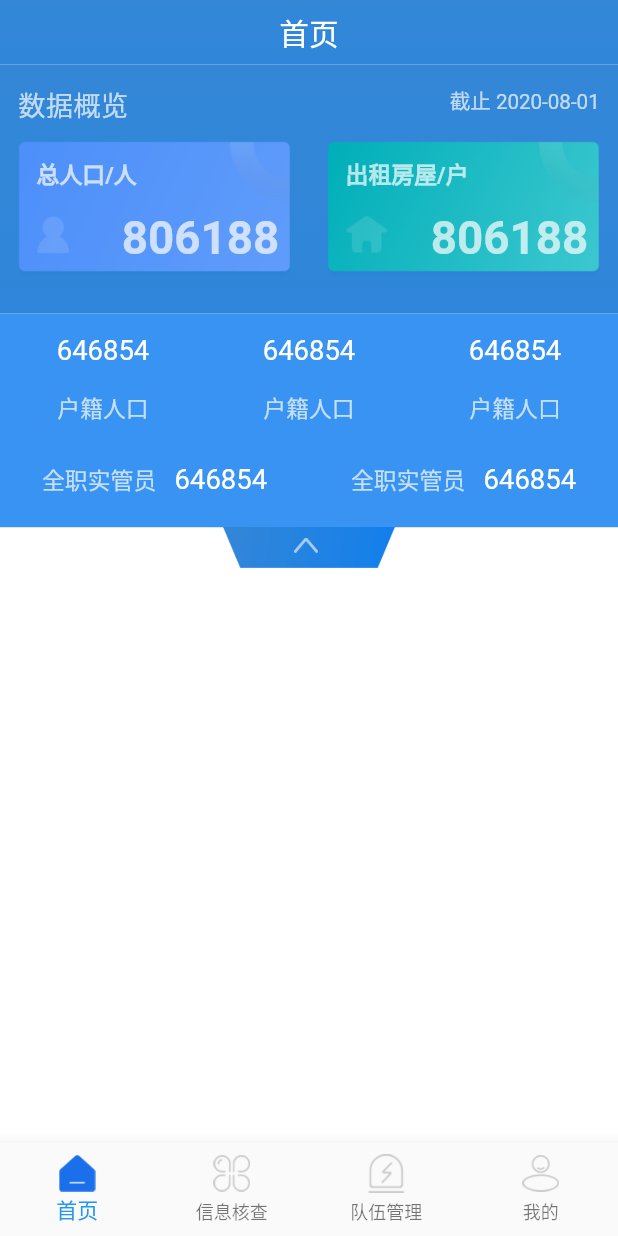
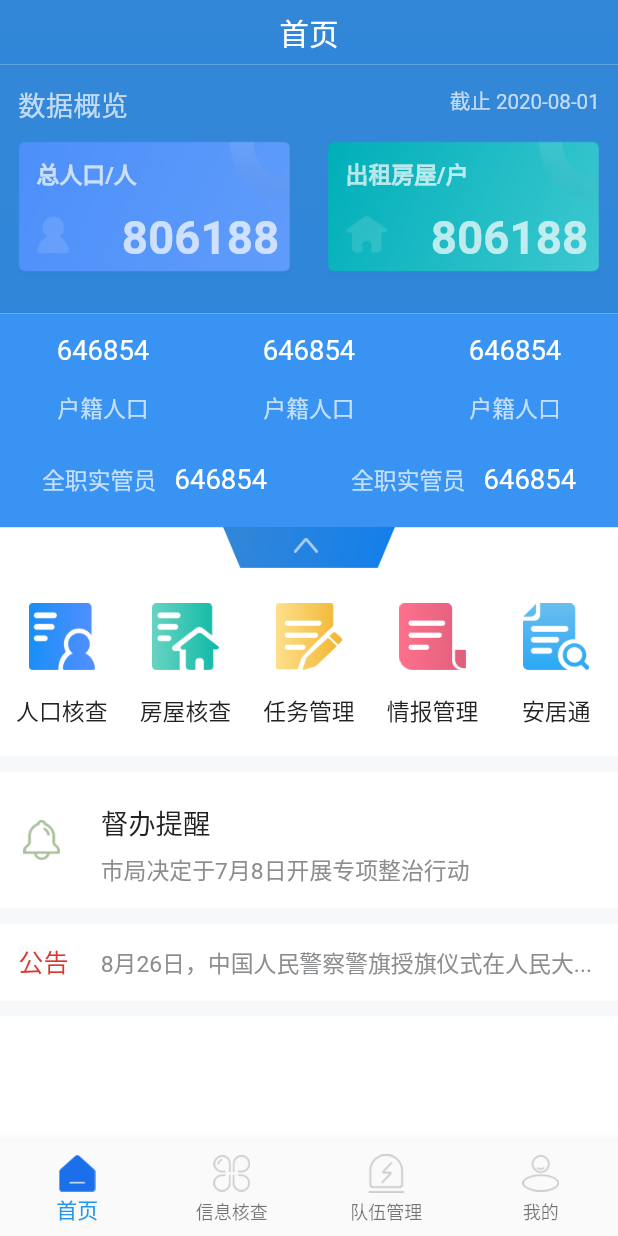
Before and after one commit to qianglifei/flutter_jwt, a Flutter app: the App screen opened directly, on a phone screen of 412 x 824 dp. Run offline on Flutter 3.47's test engine with Material 2 defaults, Android fonts, the phone set to English and light mode, and no system bars; our stand-ins replace cookie_jar, dio, flutter_screenutil, fluttertoast, shared_preferences; accounts and stored records are empty.

Commit message:
1.首页界面搭建

```diff
--- a/lib/main/first_page/homepage_screen.dart
+++ b/lib/main/first_page/homepage_screen.dart
@@ -15,6 +15,14 @@ class HomepageScreen extends BaseWidget{
 }
 
 class HomepageScreenState extends BaseWidgetState<HomepageScreen> {
+  bool _isShowImageTextsWidget = false;
+  bool _isShowTextWidget = false;
+
+  @override
+  void initState() {
+    // TODO: implement initState
+    super.initState();
+  }
 
   @override
   CustomAppBar getAppBar() {
@@ -78,12 +86,36 @@ class HomepageScreenState extends BaseWidgetState<HomepageScreen> {
           ],
         ),
         _buildMultilineTextWidget(),
-        CustomCheckBox()
+         CustomCheckBox(callBack: (_checkedStatus){
+            if(_checkedStatus){
+              setState(() {
+                _isShowImageTextsWidget = true;
+                _isShowTextWidget = false;
+                print(_isShowImageTextsWidget);
+              });
+            }else{
+              setState(() {
+                _isShowImageTextsWidget = false;
+                _isShowTextWidget = true;
+                print(_isShowImageTextsWidget);
+              });
+            }
+         }),
+        _buildImageTextWidgets(),
+        _buildLineWidget(),
+        //监督核查widget
+        _buildMonitorWidget(),
+        _buildLineWidget(),
+        //公告提醒
+        _buildNoticeWidget(),
+        _buildLineWidget(),
       ],
     );
   }
   Widget _buildMultilineTextWidget(){
-    return Container(
+    return Offstage(
+      offstage: _isShowTextWidget,
+      child:Container(
           width: ScreenUtil().uiSize.width,
           height: ScreenUtil().setHeight(332),
           color: Color.fromRGBO(57, 147, 242, 1),
@@ -109,6 +141,7 @@ class HomepageScreenState extends BaseWidgetState<HomepageScreen> {
                 ],
               ),
             ],
+          )
       )
     );
   }
@@ -150,7 +183,6 @@ class HomepageScreenState extends BaseWidgetState<HomepageScreen> {
       height: ScreenUtil().setHeight(227),
       child: Stack(
         children: <Widget>[
-
           Positioned(
               child: Image.asset(
                 urlIcon,
@@ -171,6 +203,7 @@ class HomepageScreenState extends BaseWidgetState<HomepageScreen> {
               right: ScreenUtil().setWidth(20),
               child: Text("806188",style: TextStyle(fontWeight: FontWeight.w700,fontSize: ScreenUtil().setSp(80),color: Color.fromRGBO(255, 255, 255, 0.7)))
           ),
+
         ],
       )
     );
@@ -180,4 +213,112 @@ class HomepageScreenState extends BaseWidgetState<HomepageScreen> {
   void onClickErrorWidget() {
     // TODO: implement onClickErrorWidget
   }
+
+  Widget _buildImageTextWidgets() {
+    return Offstage(
+      offstage: _isShowImageTextsWidget,
+      child: Container(
+        height: ScreenUtil().setHeight(292),
+        width: ScreenUtil().uiSize.width,
+        child: Row(
+          mainAxisSize: MainAxisSize.max,
+          crossAxisAlignment: CrossAxisAlignment.center,
+          mainAxisAlignment: MainAxisAlignment.spaceAround,
+          children: <Widget>[
+            _verticalImageText("images/icon_people_check.png","人口核查"),
+            _verticalImageText("images/icon_house_check.png","房屋核查"),
+            _verticalImageText("images/icon_task_manage.png","任务管理"),
+            _verticalImageText("images/icon_intelligence_manage.png","情报管理"),
+            _verticalImageText("images/icon_ajt.png","安居通")
+          ],
+        ),
+      ),
+    );
   }
+
+  Widget _verticalImageText(String imageUrl,String textContent) {
+    return Container(
+      height: ScreenUtil().setHeight(196),
+      child: Stack(
+        alignment: AlignmentDirectional.topCenter,
+        overflow: Overflow.visible,
+        children: <Widget>[
+           Image.asset(
+             imageUrl,
+             height: ScreenUtil().setHeight(116),
+             width: ScreenUtil().setWidth(116),
+             fit: BoxFit.contain,
+           ),
+          Positioned(
+              top: ScreenUtil().setHeight(146),
+              child: Text(textContent,style: TextStyle(fontSize: ScreenUtil().setSp(40),color: Color.fromRGBO(34, 34, 34, 1)))
+          )
+        ],
+      ),
+    );
+  }
+
+  Widget _buildLineWidget() {
+    return Container(
+      width: ScreenUtil().uiSize.width,
+      height: ScreenUtil().setHeight(24),
+      color: Color.fromRGBO(247,248,250,1),
+    );
+  }
+
+  Widget _buildMonitorWidget() {
+    return Container(
+      width: ScreenUtil().uiSize.width,
+      height: ScreenUtil().setHeight(212),
+      child: Stack(
+        children: <Widget>[
+          Positioned(
+              top: ScreenUtil().setHeight(71),
+              left: ScreenUtil().setWidth(41),
+              child: Image.asset(
+                  "images/icon_info.png",
+                width: ScreenUtil().setWidth(64),
+                height: ScreenUtil().setHeight(70),
+              )
+          ),
+          Positioned(
+              top: ScreenUtil().setHeight(48),
+              left: ScreenUtil().setWidth(176),
+              child: Text("督办提醒",style: TextStyle(fontSize: ScreenUtil().setSp(48),color: Color.fromRGBO(34, 34, 34, 1)))
+          ),
+          Positioned(
+              top: ScreenUtil().setHeight(125),
+              left: ScreenUtil().setWidth(176),
+              child: Text("市局决定于7月8日开展专项整治行动",style: TextStyle(fontSize: ScreenUtil().setSp(40),color: Color.fromRGBO(140,141,142,1)))
+          )
+        ],
+      ),
+    );
+  }
+  ///通知公告控件
+  Widget _buildNoticeWidget() {
+     return Container(
+       width: ScreenUtil().uiSize.width,
+       height: ScreenUtil().setHeight(120),
+       child: Row(
+         crossAxisAlignment: CrossAxisAlignment.center,
+         mainAxisAlignment: MainAxisAlignment.start,
+         mainAxisSize: MainAxisSize.max,
+         children: <Widget>[
+            Padding(
+                padding: EdgeInsets.only(left: ScreenUtil().setWidth(32)),
+                child: Text("公告",style: TextStyle(fontSize: ScreenUtil().setSp(44),color: Color.fromRGBO(215,57,49,1)))
+            ),
+           Padding(
+               padding: EdgeInsets.only(left: ScreenUtil().setWidth(56),right: ScreenUtil().setWidth(38)),
+               child: Text("8月26日，中国人民警察警旗授旗仪式在人民大...",
+                   style: TextStyle(fontSize: ScreenUtil().setSp(40),
+                   color: Color.fromRGBO(140,141,142,1)),
+                   overflow:TextOverflow.ellipsis,
+               )
+           ),
+         ],
+       ),
+     );
+  }
+}
--- a/lib/widget/custom_firstpage_checkbox.dart
+++ b/lib/widget/custom_firstpage_checkbox.dart
@@ -2,7 +2,13 @@ import 'package:flutter/cupertino.dart';
 import 'package:flutter/material.dart';
 import 'package:flutter_screenutil/screenutil.dart';
 
+typedef _CallBack = void Function(bool checkedStatus);
+// ignore: must_be_immutable
 class CustomCheckBox extends StatefulWidget{
+  final _CallBack callBack;
+
+  CustomCheckBox({Key key,this.callBack}) : super(key: key);
+
   @override
   State<StatefulWidget> createState() {
     // TODO: implement createState
@@ -50,6 +56,9 @@ class CustomCheckBoxState extends State<CustomCheckBox> {
         onTap: (){
             setState(() {
                 _isChecked = !_isChecked;
+                if(widget.callBack != null){
+                    widget.callBack(_isChecked);
+                }
             });
         },
     );
--- a/pubspec.yaml
+++ b/pubspec.yaml
@@ -101,3 +101,9 @@ flutter:
     - images/icon_stretch_background.png
     - images/icon_stretch_down.png
     - images/icon_stretch_up.png
+    - images/icon_ajt.png
+    - images/icon_people_check.png
+    - images/icon_house_check.png
+    - images/icon_task_manage.png
+    - images/icon_intelligence_manage.png
+    - images/icon_info.png
```
Also changed, not shown: images/icon_ajt.png (added), images/icon_house_check.png (added), images/icon_info.png (added), images/icon_intelligence_manage.png (added), images/icon_people_check.png (added), images/icon_task_manage.png (added). Lines whose indentation alone changed are shown as unchanged.
